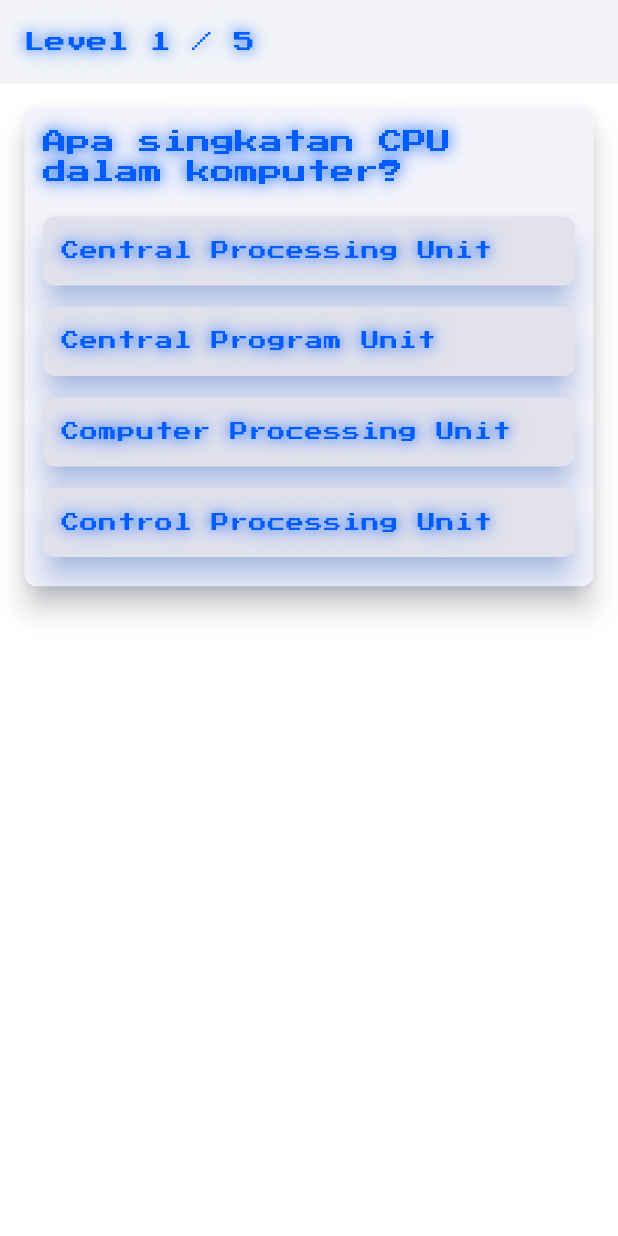
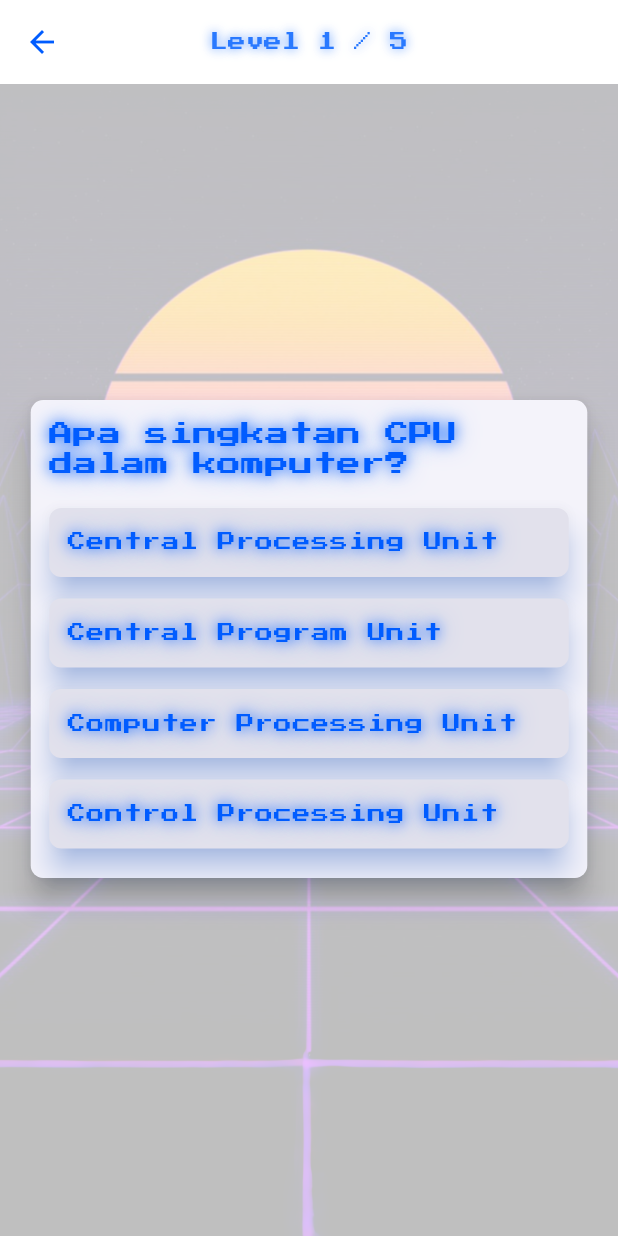
Before and after one commit to JordiLoveinTSibero-231401052/utspm1jordisibero231401052, a Flutter app: the QuizScreen screen opened directly, on a phone screen of 412 x 824 dp. Run offline on Flutter 3.47's test engine with Material 3 defaults, Android fonts, the phone set to English and light mode, and no system bars; our stand-ins replace google_fonts.

Commit message:
Enhance QuizScreen with responsive design and theme
Added responsive design and neon color theme based on brightness.

```diff
--- a/lib/screens/quiz_screen.dart
+++ b/lib/screens/quiz_screen.dart
@@ -1,6 +1,6 @@
-
 import 'package:flutter/material.dart';
 import 'package:provider/provider.dart';
+import 'package:google_fonts/google_fonts.dart';
 import '../providers/quiz_provider.dart';
 import '../widgets/question_card.dart';
 import 'result_screen.dart';
@@ -13,7 +13,8 @@ class QuizScreen extends StatefulWidget {
   State<QuizScreen> createState() => _QuizScreenState();
 }
 
-class _QuizScreenState extends State<QuizScreen> with AutomaticKeepAliveClientMixin {
+class _QuizScreenState extends State<QuizScreen>
+    with AutomaticKeepAliveClientMixin {
   @override
   bool get wantKeepAlive => true;
 
@@ -22,35 +23,125 @@ class _QuizScreenState extends State<QuizScreen> with AutomaticKeepAliveClientMi
     super.build(context);
     final provider = Provider.of<QuizProvider>(context);
     final r = Responsive.of(context);
+    final theme = Theme.of(context);
+    final isDark = theme.brightness == Brightness.dark;
+
+    // 🌈 Warna neon tergantung mode
+    final Color neonColor = isDark
+        ? const Color(0xFF00FF99) // Hijau neon (dark mode)
+        : const Color(0xFF2979FF); // Biru neon (light mode)
 
     final question = provider.questions[provider.currentIndex];
 
     return Scaffold(
+      backgroundColor: isDark
+          ? Colors.black.withOpacity(0.85)
+          : Colors.white.withOpacity(0.85),
       appBar: AppBar(
-        title: Text('Level ${provider.currentIndex + 1} / ${provider.questions.length}'),
-        automaticallyImplyLeading: false,
+        elevation: 0,
+        centerTitle: true,
+        backgroundColor: Colors.transparent,
+        title: Text(
+          'Level ${provider.currentIndex + 1} / ${provider.questions.length}',
+          style: GoogleFonts.pressStart2p(
+            color: neonColor,
+            fontSize: 12,
+            shadows: [
+              Shadow(
+                color: neonColor.withOpacity(0.8),
+                blurRadius: 8,
               ),
-      body: Padding(
-        padding: EdgeInsets.all(r.dp(12)),
+            ],
+          ),
+        ),
+      ),
+      body: Container(
+        width: double.infinity,
+        height: double.infinity,
+        decoration: const BoxDecoration(
+          image: DecorationImage(
+            image: AssetImage('assets/images/bg_arcade.png'),
+            fit: BoxFit.cover,
+            opacity: 0.25,
+          ),
+        ),
+        child: Center(
+          child: SingleChildScrollView(
+            padding: EdgeInsets.all(r.dp(16)),
             child: Column(
+              mainAxisAlignment: MainAxisAlignment.center,
               children: [
-            QuestionCard(question: question),
-            const SizedBox(height: 12),
+                // Kartu pertanyaan
+                AnimatedSwitcher(
+                  duration: const Duration(milliseconds: 500),
+                  child: QuestionCard(
+                    key: ValueKey(provider.currentIndex),
+                    question: question,
+                  ),
+                ),
+                const SizedBox(height: 28),
+
+                // Tombol Next / Skor
                 if (provider.answered)
-              Row(
-                mainAxisAlignment: MainAxisAlignment.spaceBetween,
-                children: [
-                  ElevatedButton(
-                    onPressed: provider.currentIndex == provider.questions.length - 1
+                  AnimatedContainer(
+                    duration: const Duration(milliseconds: 300),
+                    decoration: BoxDecoration(
+                      borderRadius: BorderRadius.circular(20),
+                      boxShadow: [
+                        BoxShadow(
+                          color: neonColor.withOpacity(0.7),
+                          blurRadius: 18,
+                          spreadRadius: 2,
+                          offset: const Offset(0, 4),
+                        ),
+                      ],
+                    ),
+                    child: ElevatedButton(
+                      style: ElevatedButton.styleFrom(
+                        backgroundColor:
+                        isDark ? Colors.black54 : Colors.white.withOpacity(0.85),
+                        foregroundColor: neonColor,
+                        padding: const EdgeInsets.symmetric(
+                            vertical: 16, horizontal: 32),
+                        shape: RoundedRectangleBorder(
+                          borderRadius: BorderRadius.circular(18),
+                          side: BorderSide(color: neonColor, width: 2),
+                        ),
+                        elevation: 5,
+                      ),
+                      onPressed: provider.currentIndex ==
+                          provider.questions.length - 1
                           ? () {
-                            Navigator.pushReplacement(context, MaterialPageRoute(builder: (_) => const ResultScreen()));
+                        Navigator.pushReplacement(
+                          context,
+                          MaterialPageRoute(
+                            builder: (_) => const ResultScreen(),
+                          ),
+                        );
                       }
                           : provider.next,
-                    child: Text(provider.currentIndex == provider.questions.length - 1 ? 'Lihat Skor' : 'Soal Berikutnya'),
+                      child: Text(
+                        provider.currentIndex ==
+                            provider.questions.length - 1
+                            ? 'Lihat Skor'
+                            : 'Soal Berikutnya',
+                        style: GoogleFonts.pressStart2p(
+                          fontSize: 10,
+                          color: neonColor,
+                          letterSpacing: 1.5,
+                          shadows: [
+                            Shadow(
+                              color: neonColor.withOpacity(0.9),
+                              blurRadius: 10,
                             ),
                           ],
-              )
+                        ),
+                      ),
+                    ),
+                  ),
               ],
+            ),
+          ),
         ),
       ),
     );
```
Lines whose indentation alone changed are shown as unchanged.
